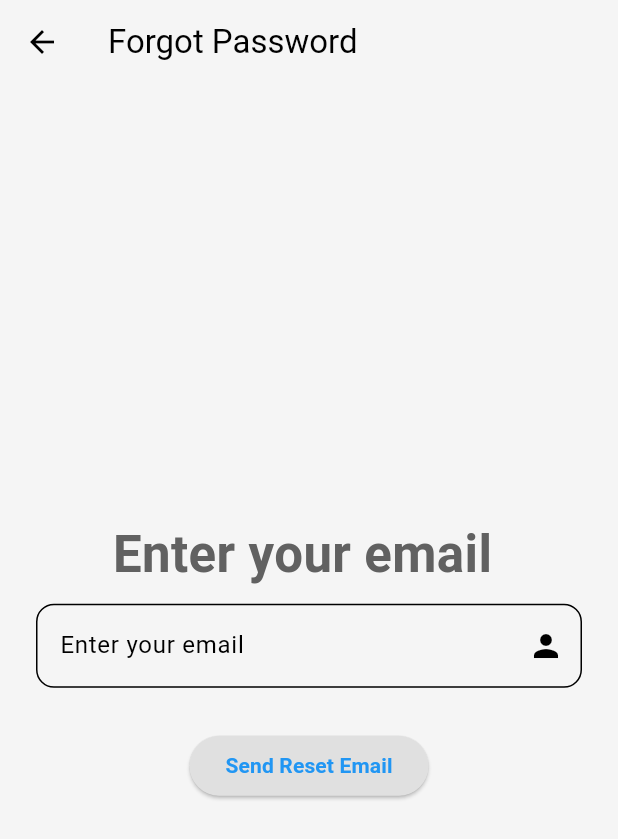
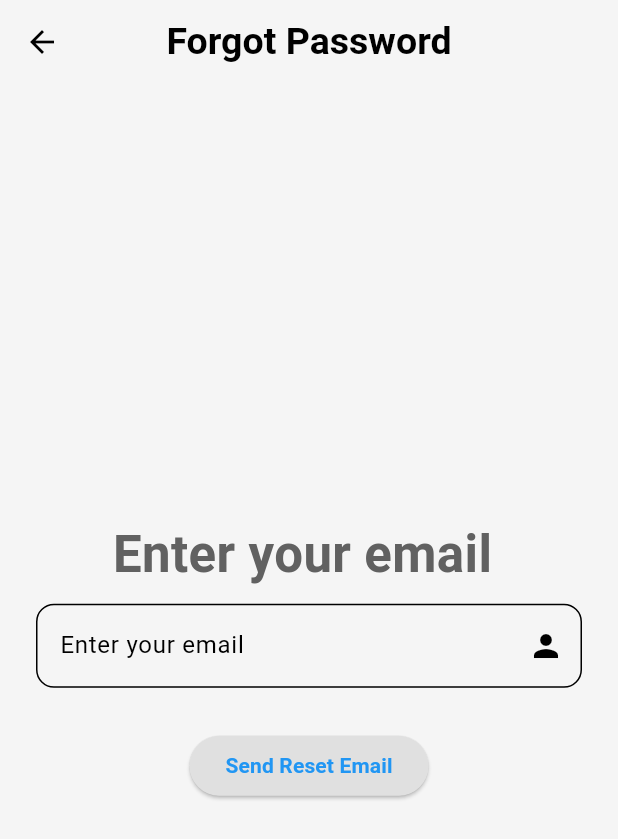
Before and after one commit to buddhitamang/car_rental_app, a Flutter app: the screen it shows after launch, after a tap on "Forgot Password?", on a phone screen of 412 x 824 dp. Shown: the top 839 px of the screen. Run offline on Flutter 3.47's test engine with Material 3 defaults, Android fonts, the phone set to English and light mode, and no system bars; our stand-ins replace cloud_firestore, dio, firebase_auth, firebase_core, image_picker, shared_preferences; missing offline and left inert: flutter_stripe; accounts and stored records are empty.

Commit message:
theme updated

```diff
--- a/lib/components/textfield_page.dart
+++ b/lib/components/textfield_page.dart
@@ -33,6 +33,19 @@ class TextfieldPage extends StatelessWidget {
           border: OutlineInputBorder(
             borderRadius: BorderRadius.circular(12),
           ),
+          enabledBorder: OutlineInputBorder(
+            borderRadius: BorderRadius.circular(12),
+            borderSide: BorderSide(
+              color: Theme.of(context).colorScheme.onSecondary
+            )
+          ),
+          focusedBorder: OutlineInputBorder(
+            borderRadius: BorderRadius.circular(12),
+              borderSide: BorderSide(
+                  color: Theme.of(context).colorScheme.onSecondary
+              )
+          ),
+focusColor: Colors.white
         ),
       ),
     );
--- a/lib/pages/brand_cars_page.dart
+++ b/lib/pages/brand_cars_page.dart
@@ -33,7 +33,7 @@ class BrandCarsPage extends StatelessWidget {
                       onPressed: () {
                         Navigator.pop(context);
                       },
-                      icon: Icon(Icons.arrow_back_sharp, size: 35),
+                      icon: Icon(Icons.arrow_back),
                     ),
                   ),
                   Text(
--- a/lib/pages/car_details_page.dart
+++ b/lib/pages/car_details_page.dart
@@ -57,7 +57,7 @@ class _CarDetailsPageState extends State<CarDetailsPage> {
                       ),
                       Text(
                         'Car Details',
-                        style: TextStyle(fontWeight: FontWeight.bold, fontSize: 25),
+                        style: TextStyle(fontWeight: FontWeight.bold, fontSize: 25,color: Theme.of(context).textTheme.displayLarge?.color),
                       ),
                       Container(
                         padding: EdgeInsets.all(8),
--- a/lib/pages/forgot_pw_page.dart
+++ b/lib/pages/forgot_pw_page.dart
@@ -64,7 +64,8 @@ class _ForgotPwPageState extends State<ForgotPwPage> {
     return Scaffold(
       backgroundColor: Theme.of(context).primaryColor,
       appBar: AppBar(
-        title: Text('Forgot Password'),
+        centerTitle: true,
+        title: Text('Forgot Password',style: TextStyle(fontWeight: FontWeight.bold,fontSize: 25),),
         backgroundColor: Colors.transparent,
       ),
       body: Padding(
--- a/lib/pages/login_page.dart
+++ b/lib/pages/login_page.dart
@@ -38,7 +38,6 @@ class _LoginPageState extends State<LoginPage> {
         passwordController.text.trim(),
       );
 
-      // Navigate to the main page after successful login
       Navigator.pushReplacement(
         context,
         MaterialPageRoute(builder: (context) => MainPage()),
```
Also changed, not shown: lib/pages/bookine_form_page.dart (+88 -6 lines).
